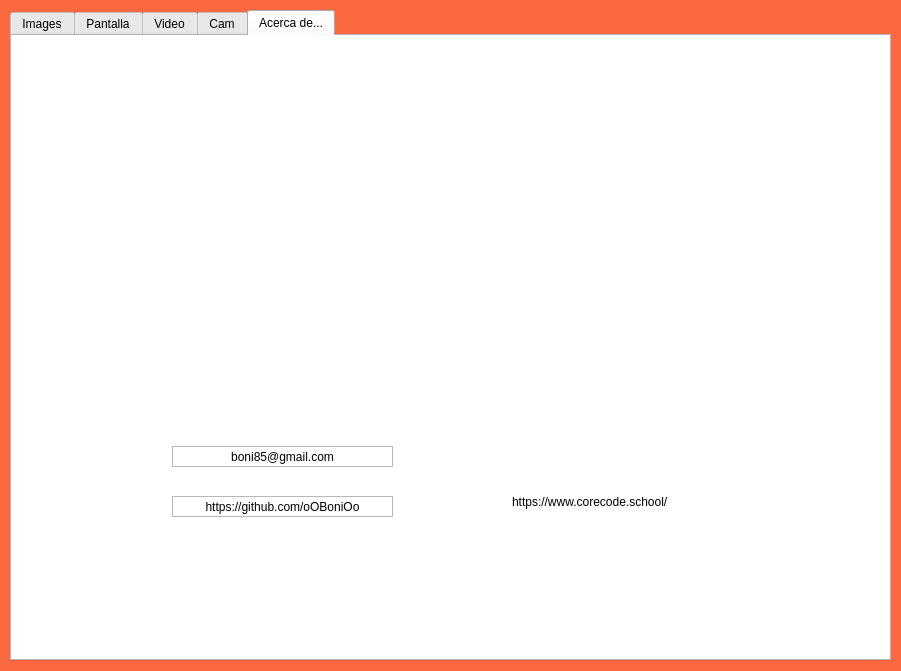
Old version of the form main/modules/main.ui in the repository Hiidekii/HoN-HappyOrNot-.
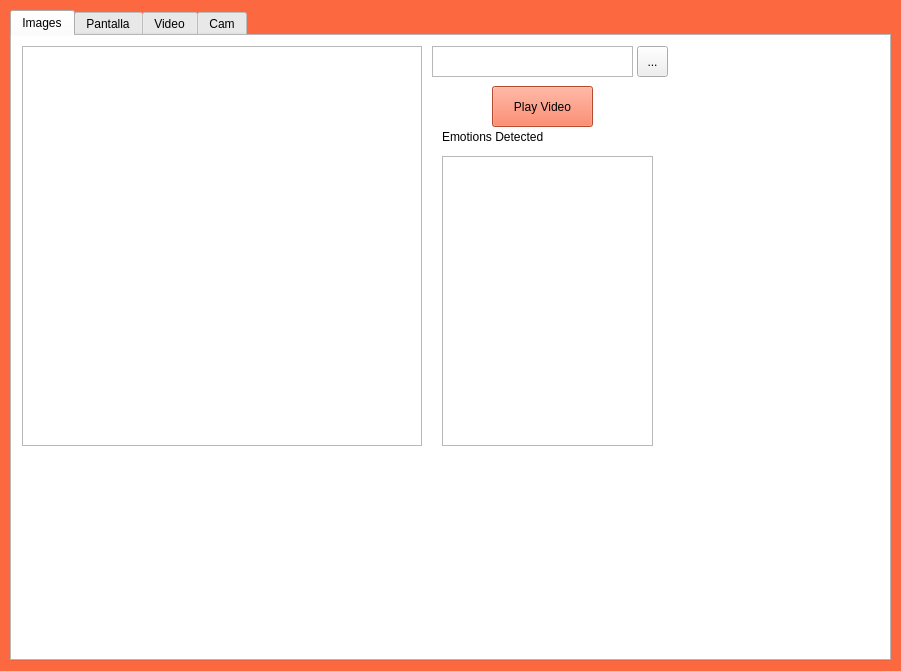
New version of the form. Icons and pictures are not drawn.

Commit message: se borro pestaña acerca de

```diff
--- a/main/modules/main.ui
+++ b/main/modules/main.ui
@@ -1637,175 +1637,6 @@
      </widget>
     </widget>
    </widget>
-   <widget class="QWidget" name="acerca_de">
-    <attribute name="title">
-     <string>Acerca de...</string>
-    </attribute>
-    <widget class="QLabel" name="label">
-     <property name="geometry">
-      <rect>
-       <x>480</x>
-       <y>130</y>
-       <width>241</width>
-       <height>241</height>
-      </rect>
-     </property>
-     <property name="text">
-      <string/>
-     </property>
-     <property name="pixmap">
-      <pixmap resource="imgs/otros.qrc">:/logos/logo core.png</pixmap>
-     </property>
-     <property name="scaledContents">
-      <bool>true</bool>
-     </property>
-    </widget>
-    <widget class="QLabel" name="label_2">
-     <property name="geometry">
-      <rect>
-       <x>110</x>
-       <y>130</y>
-       <width>271</width>
-       <height>241</height>
-      </rect>
-     </property>
-     <property name="text">
-      <string/>
-     </property>
-     <property name="pixmap">
-      <pixmap resource="imgs/otros.qrc">:/logos/foto.png</pixmap>
-     </property>
-     <property name="scaledContents">
-      <bool>true</bool>
-     </property>
-    </widget>
-    <widget class="QLabel" name="label_3">
-     <property name="geometry">
-      <rect>
-       <x>160</x>
-       <y>410</y>
-       <width>221</width>
-       <height>21</height>
-      </rect>
-     </property>
-     <property name="frameShape">
-      <enum>QFrame::StyledPanel</enum>
-     </property>
-     <property name="frameShadow">
-      <enum>QFrame::Raised</enum>
-     </property>
-     <property name="text">
-      <string>boni85@gmail.com</string>
-     </property>
-     <property name="alignment">
-      <set>Qt::AlignCenter</set>
-     </property>
-     <property name="openExternalLinks">
-      <bool>true</bool>
-     </property>
-    </widget>
-    <widget class="QLabel" name="label_4">
-     <property name="geometry">
-      <rect>
-       <x>160</x>
-       <y>460</y>
-       <width>221</width>
-       <height>21</height>
-      </rect>
-     </property>
-     <property name="frameShape">
-      <enum>QFrame::StyledPanel</enum>
-     </property>
-     <property name="frameShadow">
-      <enum>QFrame::Raised</enum>
-     </property>
-     <property name="text">
-      <string>https://github.com/oOBoniOo</string>
-     </property>
-     <property name="alignment">
-      <set>Qt::AlignCenter</set>
-     </property>
-     <property name="openExternalLinks">
-      <bool>true</bool>
-     </property>
-    </widget>
-    <widget class="QLabel" name="label_5">
-     <property name="geometry">
-      <rect>
-       <x>110</x>
-       <y>400</y>
-       <width>41</width>
-       <height>41</height>
-      </rect>
-     </property>
-     <property name="text">
-      <string/>
-     </property>
-     <property name="pixmap">
-      <pixmap resource="emojis.qrc">:/imgs/imgs/pngwing.com.png</pixmap>
-     </property>
-     <property name="scaledContents">
-      <bool>true</bool>
-     </property>
-    </widget>
-    <widget class="QLabel" name="label_6">
-     <property name="geometry">
-      <rect>
-       <x>110</x>
-       <y>450</y>
-       <width>41</width>
-       <height>31</height>
-      </rect>
-     </property>
-     <property name="text">
-      <string/>
-     </property>
-     <property name="pixmap">
-      <pixmap resource="emojis.qrc">:/imgs/imgs/ghico.png</pixmap>
-     </property>
-     <property name="scaledContents">
-      <bool>true</bool>
-     </property>
-    </widget>
-    <widget class="QLabel" name="label_7">
-     <property name="geometry">
-      <rect>
-       <x>500</x>
-       <y>450</y>
-       <width>211</width>
-       <height>31</height>
-      </rect>
-     </property>
-     <property name="text">
-      <string>https://www.corecode.school/</string>
-     </property>
-     <property name="openExternalLinks">
-      <bool>true</bool>
-     </property>
-     <property name="textInteractionFlags">
-      <set>Qt::LinksAccessibleByMouse</set>
-     </property>
-    </widget>
-    <widget class="QLabel" name="label_8">
-     <property name="geometry">
-      <rect>
-       <x>550</x>
-       <y>400</y>
-       <width>111</width>
-       <height>41</height>
-      </rect>
-     </property>
-     <property name="text">
-      <string/>
-     </property>
-     <property name="pixmap">
-      <pixmap resource="imgs/otros.qrc">:/logos/coretext.png</pixmap>
-     </property>
-     <property name="scaledContents">
-      <bool>true</bool>
-     </property>
-    </widget>
-   </widget>
   </widget>
  </widget>
  <resources>
```
The commit also changes 2 other files.
